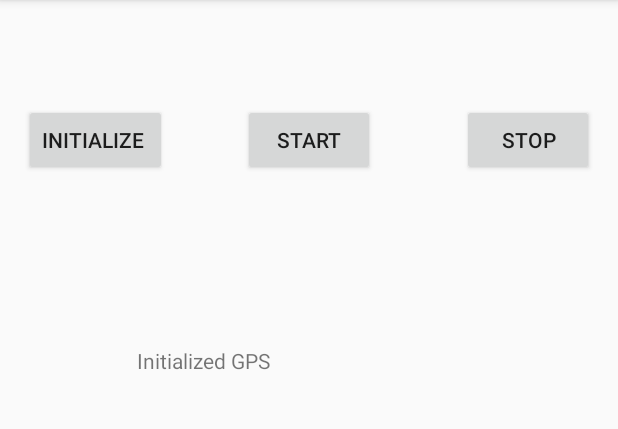
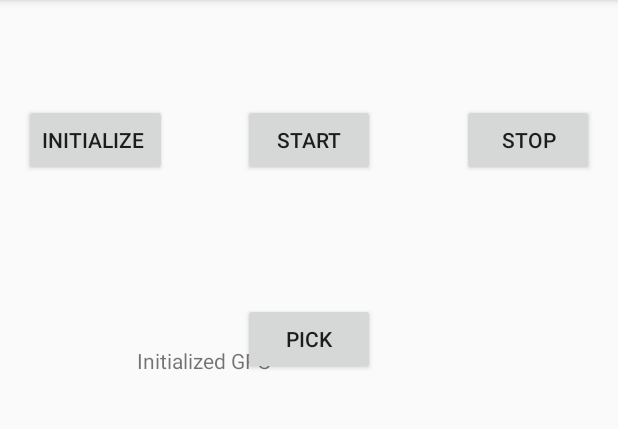
Before and after one commit to Aawesh/WifiPeerToPeer, an Android app: the screen it shows after launch (MainActivity), after a tap on "INITIALIZE", on a phone screen of 412 x 824 dp, the part 84-513 px from its top. Run offline under Robolectric (Android 15) with nearby library versions, the phone set to English and light mode, and no system bars.

```diff
--- a/app/src/main/res/layout/activity_main.xml
+++ b/app/src/main/res/layout/activity_main.xml
@@ -41,4 +41,12 @@
         android:layout_alignParentEnd="true"
         android:text="Stop" />
 
+    <Button
+        android:id="@+id/pickButton"
+        android:layout_width="wrap_content"
+        android:layout_height="wrap_content"
+        android:layout_alignBottom="@+id/textView"
+        android:layout_alignStart="@+id/start_btn"
+        android:text="Pick" />
+
 </RelativeLayout>
```
Also changed, not shown: app/src/main/java/wifipeertopeer/com/wifipeertopeer/MainActivity.java (+45 -1 lines).
